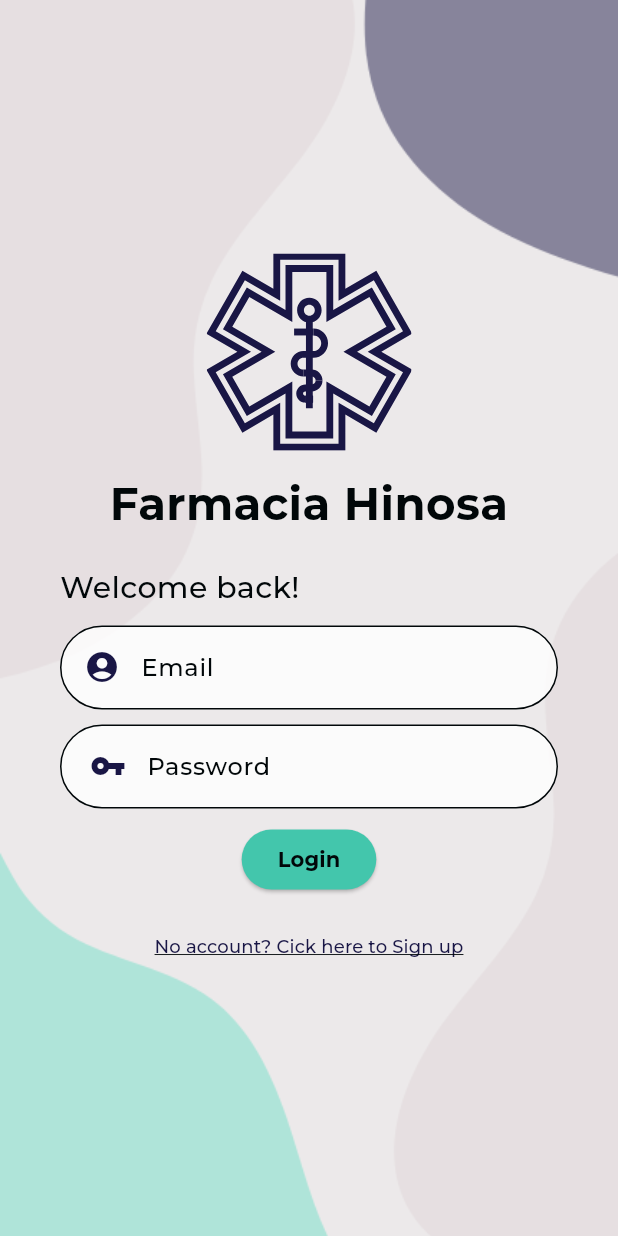
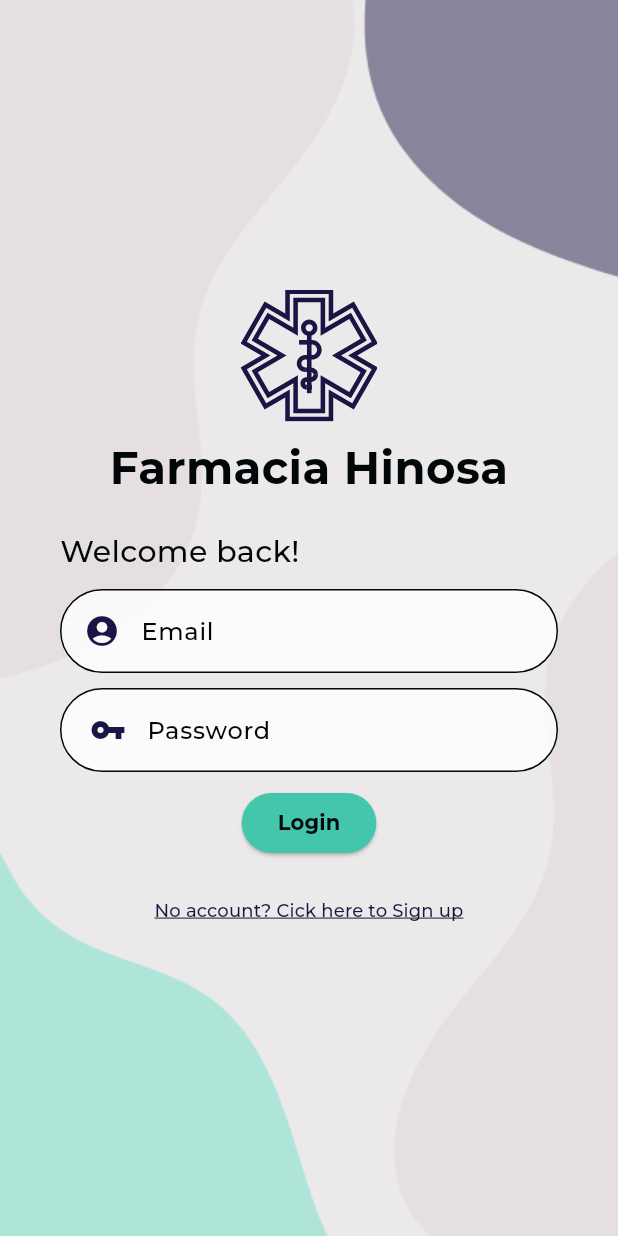
Before and after one commit to Jude310/cc206-clinic_management_system_patients, a Flutter app: the screen it shows after launch, on a phone screen of 412 x 824 dp. Run offline on Flutter 3.47's test engine with Material 3 defaults, Android fonts, the phone set to English and light mode, and no system bars; our stand-ins replace flutter_svg; accounts and stored records are empty; project files that could hold a hidden picture were left out.

Commit message:
resiazed logo

```diff
--- a/lib/features/log_in/log_in_page.dart
+++ b/lib/features/log_in/log_in_page.dart
@@ -112,7 +112,7 @@ class _LogInPageState extends State<LogInPage> {
                   children: [
                     SvgPicture.asset(
                       'assets/logo/Farmacia 3.svg',
-                      width: 150,
+                      width: 100,
                     ),
                     const Text(
                       'Farmacia Hinosa',
```
